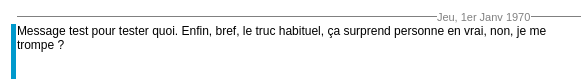
Qt form ui/MainWindow/messageSent.ui (PaulEcoffet/Nex-yu-computer) before a commit.
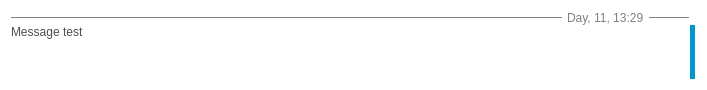
The same form after that commit. Icons and pictures are not drawn.

Commit message: Finish the messageSent ui and minor corrections

```diff
--- a/ui/MainWindow/messageSent.ui
+++ b/ui/MainWindow/messageSent.ui
@@ -6,8 +6,8 @@
    <rect>
     <x>0</x>
     <y>0</y>
-    <width>581</width>
-    <height>81</height>
+    <width>707</width>
+    <height>90</height>
    </rect>
   </property>
   <property name="sizePolicy">
@@ -25,48 +25,16 @@
 	background-color: white;
 }</string>
   </property>
-  <layout class="QGridLayout" name="gridLayout">
-   <property name="leftMargin">
-    <number>10</number>
-   </property>
-   <property name="topMargin">
-    <number>10</number>
-   </property>
-   <property name="rightMargin">
-    <number>0</number>
-   </property>
-   <property name="bottomMargin">
-    <number>2</number>
-   </property>
+  <layout class="QGridLayout" name="gridLayout" rowstretch="0,0,0,1" columnstretch="1,0">
    <property name="spacing">
     <number>0</number>
    </property>
    <item row="0" column="0">
-    <widget class="QLabel" name="label">
-     <property name="sizePolicy">
-      <sizepolicy hsizetype="Maximum" vsizetype="Preferred">
-       <horstretch>0</horstretch>
-       <verstretch>0</verstretch>
-      </sizepolicy>
-     </property>
-     <property name="text">
-      <string/>
-     </property>
-     <property name="pixmap">
-      <pixmap resource="mainWindow.qrc">:/conversationMessage/left_arrow.png</pixmap>
-     </property>
-    </widget>
-   </item>
-   <item row="0" column="1">
-    <widget class="Line" name="messageReceivedTopBorderLeft">
-     <property name="sizePolicy">
-      <sizepolicy hsizetype="Minimum" vsizetype="Fixed">
-       <horstretch>0</horstretch>
-       <verstretch>0</verstretch>
-      </sizepolicy>
-     </property>
+    <layout class="QHBoxLayout" name="horizontalLayout_2">
+     <item>
+      <widget class="Line" name="messageSentTopLeftBorder">
      <property name="styleSheet">
-      <string notr="true">#messageReceivedTopBorderLeft
+        <string notr="true">#messageSentTopLeftBorder
 {
 	color: #808080;
 }</string>
@@ -79,31 +47,32 @@
      </property>
     </widget>
    </item>
-   <item row="0" column="2">
-    <widget class="QLabel" name="messageReceivedDate">
+     <item>
+      <widget class="QLabel" name="messageSentDate">
      <property name="sizePolicy">
-      <sizepolicy hsizetype="Maximum" vsizetype="Minimum">
+        <sizepolicy hsizetype="Maximum" vsizetype="Preferred">
        <horstretch>0</horstretch>
        <verstretch>0</verstretch>
       </sizepolicy>
      </property>
      <property name="styleSheet">
-      <string notr="true">#messageReceivedDate
+        <string notr="true">#messageSentDate
 {
-	font-size: 11px;
 	color: #808080;
+	margin-right: 2px;
+	margin-left: 2px;
 }</string>
      </property>
      <property name="text">
-      <string>Jeu, 1er Janv 1970</string>
+        <string>Day, 11, 13:29</string>
      </property>
      <property name="textFormat">
       <enum>Qt::PlainText</enum>
      </property>
     </widget>
    </item>
-   <item row="0" column="3">
-    <widget class="Line" name="messageReceivedTopBorderRight">
+     <item>
+      <widget class="Line" name="messageSentTopRightBorder">
      <property name="sizePolicy">
       <sizepolicy hsizetype="Fixed" vsizetype="Fixed">
        <horstretch>0</horstretch>
@@ -112,12 +81,12 @@
      </property>
      <property name="minimumSize">
       <size>
-       <width>50</width>
+         <width>40</width>
        <height>0</height>
       </size>
      </property>
      <property name="styleSheet">
-      <string notr="true">#messageReceivedTopBorderRight
+        <string notr="true">#messageSentTopRightBorder
 {
 	color: #808080;
 }</string>
@@ -130,57 +99,14 @@
      </property>
     </widget>
    </item>
-   <item row="1" column="1" colspan="3">
+    </layout>
+   </item>
+   <item row="2" column="1" rowspan="2">
     <layout class="QHBoxLayout" name="horizontalLayout">
-     <property name="rightMargin">
-      <number>10</number>
-     </property>
      <item>
-      <widget class="QLabel" name="label_3">
+      <widget class="Line" name="messageSentRightBorder">
        <property name="sizePolicy">
-        <sizepolicy hsizetype="Minimum" vsizetype="Preferred">
-         <horstretch>0</horstretch>
-         <verstretch>0</verstretch>
-        </sizepolicy>
-       </property>
-       <property name="text">
-        <string>Message test pour tester quoi. Enfin, bref, le truc habituel, ça surprend personne en vrai, non, je me trompe ?</string>
-       </property>
-       <property name="alignment">
-        <set>Qt::AlignLeading|Qt::AlignLeft|Qt::AlignTop</set>
-       </property>
-       <property name="wordWrap">
-        <bool>true</bool>
-       </property>
-      </widget>
-     </item>
-     <item>
-      <widget class="QLabel" name="label_4">
-       <property name="sizePolicy">
-        <sizepolicy hsizetype="Maximum" vsizetype="Preferred">
-         <horstretch>0</horstretch>
-         <verstretch>0</verstretch>
-        </sizepolicy>
-       </property>
-       <property name="text">
-        <string/>
-       </property>
-       <property name="pixmap">
-        <pixmap resource="mainWindow.qrc">:/contactBox/newMessageAlert.png</pixmap>
-       </property>
-       <property name="alignment">
-        <set>Qt::AlignBottom|Qt::AlignLeading|Qt::AlignLeft</set>
-       </property>
-      </widget>
-     </item>
-    </layout>
-   </item>
-   <item row="1" column="0">
-    <layout class="QHBoxLayout" name="horizontalLayout_2">
-     <item>
-      <widget class="Line" name="messageReceivedLeftBorder">
-       <property name="sizePolicy">
-        <sizepolicy hsizetype="Maximum" vsizetype="Minimum">
+        <sizepolicy hsizetype="Fixed" vsizetype="Minimum">
          <horstretch>0</horstretch>
          <verstretch>0</verstretch>
         </sizepolicy>
@@ -192,9 +118,10 @@
         </size>
        </property>
        <property name="styleSheet">
-        <string notr="true">#messageReceivedLeftBorder
+        <string notr="true">#messageSentRightBorder
 {
 	color: #09c;
+	background-color: #09c
 }</string>
        </property>
        <property name="frameShadow">
@@ -203,6 +130,9 @@
        <property name="lineWidth">
         <number>10</number>
        </property>
+       <property name="midLineWidth">
+        <number>0</number>
+       </property>
        <property name="orientation">
         <enum>Qt::Vertical</enum>
        </property>
@@ -210,6 +140,73 @@
      </item>
     </layout>
    </item>
+   <item row="0" column="1" rowspan="2">
+    <widget class="QLabel" name="label">
+     <property name="sizePolicy">
+      <sizepolicy hsizetype="Maximum" vsizetype="Maximum">
+       <horstretch>0</horstretch>
+       <verstretch>0</verstretch>
+      </sizepolicy>
+     </property>
+     <property name="text">
+      <string/>
+     </property>
+     <property name="pixmap">
+      <pixmap resource="mainWindow.qrc">:/conversationMessage/right_arrow.png</pixmap>
+     </property>
+    </widget>
+   </item>
+   <item row="1" column="0" rowspan="3">
+    <layout class="QHBoxLayout" name="horizontalLayout_3" stretch="1,0">
+     <item>
+      <widget class="QLabel" name="messageSent">
+       <property name="sizePolicy">
+        <sizepolicy hsizetype="Preferred" vsizetype="Preferred">
+         <horstretch>0</horstretch>
+         <verstretch>0</verstretch>
+        </sizepolicy>
+       </property>
+       <property name="styleSheet">
+        <string notr="true">#messageSent
+{
+	color: #4d4d4d;
+}</string>
+       </property>
+       <property name="text">
+        <string>Message test</string>
+       </property>
+       <property name="textFormat">
+        <enum>Qt::PlainText</enum>
+       </property>
+       <property name="alignment">
+        <set>Qt::AlignLeading|Qt::AlignLeft|Qt::AlignTop</set>
+       </property>
+       <property name="wordWrap">
+        <bool>true</bool>
+       </property>
+      </widget>
+     </item>
+     <item>
+      <widget class="QLabel" name="messageSentStatut">
+       <property name="sizePolicy">
+        <sizepolicy hsizetype="Maximum" vsizetype="Preferred">
+         <horstretch>0</horstretch>
+         <verstretch>0</verstretch>
+        </sizepolicy>
+       </property>
+       <property name="text">
+        <string/>
+       </property>
+       <property name="pixmap">
+        <pixmap resource="mainWindow.qrc">:/Statut/statut_sending.png</pixmap>
+       </property>
+       <property name="alignment">
+        <set>Qt::AlignBottom|Qt::AlignLeading|Qt::AlignLeft</set>
+       </property>
+      </widget>
+     </item>
+    </layout>
+   </item>
   </layout>
  </widget>
  <resources>
```
Lines whose indentation alone changed are shown as unchanged. The commit also changes 4 other files.
